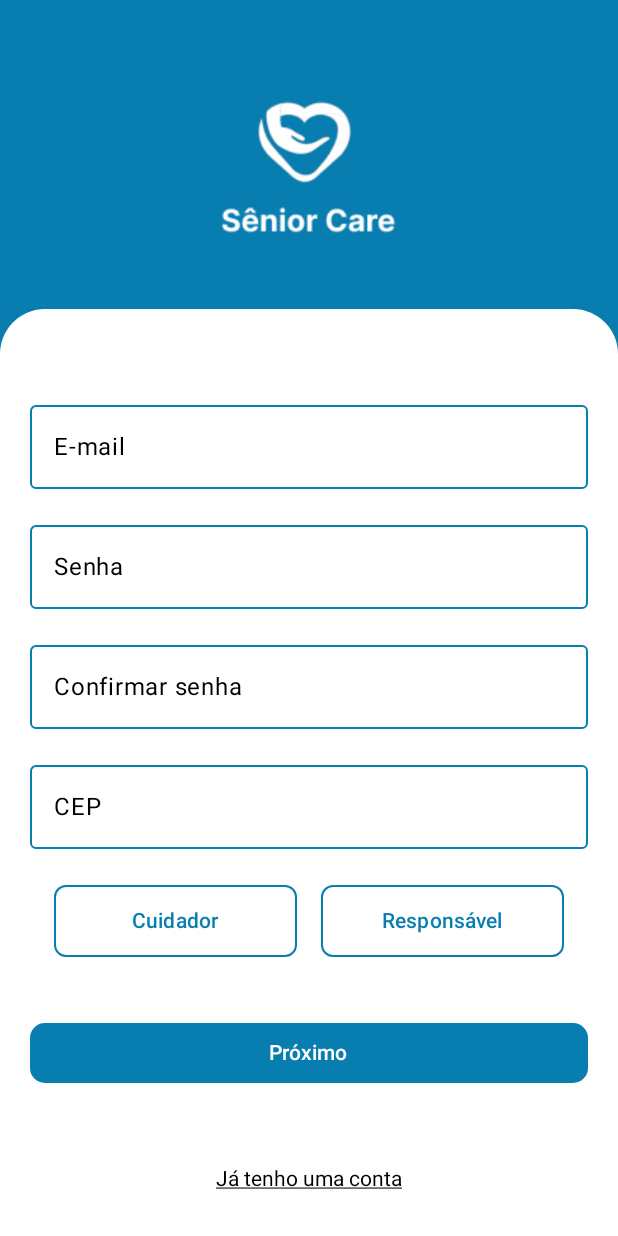
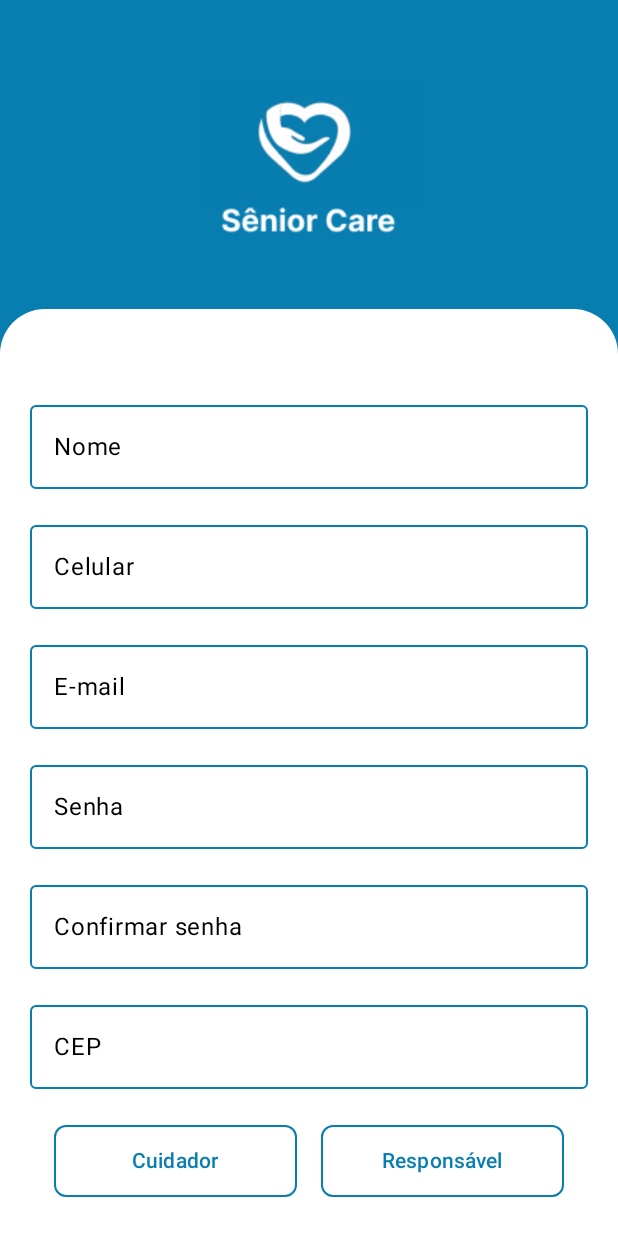
Before and after one commit to SeniorCareSP/app-seniorCare-kotlin, an Android app built with Jetpack Compose: the Cadastro1 screen opened directly, with no data from a screen before it, on a phone screen of 412 x 824 dp. Run offline under Robolectric (Android 15) with nearby library versions, the phone set to English and light mode, and no system bars.

Commit message:
Ajuste 1 das telas de cdastro e do arquivo strings.xml

```diff
--- a/App/src/main/java/com/example/mobileseniorcare/telas/cadastro/Cadastro1.kt
+++ b/App/src/main/java/com/example/mobileseniorcare/telas/cadastro/Cadastro1.kt
@@ -36,6 +36,7 @@ import androidx.compose.ui.Alignment
 import androidx.compose.ui.Modifier
 import androidx.compose.ui.graphics.Color
 import androidx.compose.ui.res.painterResource
+import androidx.compose.ui.res.stringResource
 import androidx.compose.ui.text.TextStyle
 import androidx.compose.ui.text.input.PasswordVisualTransformation
 import androidx.compose.ui.text.style.TextAlign
@@ -64,143 +65,166 @@ class Cadastro1 : ComponentActivity() {
         }
     }
 }
+
 @Composable
 fun Greeting2(name: String, modifier: Modifier = Modifier, activity: ComponentActivity) {
-    var email by remember { mutableStateOf("") } // Estado separado para o campo de e-mail
-    var senha by remember { mutableStateOf("") } // Estado separado para o campo de senha
-    var confirmarSenha by remember { mutableStateOf("") } // Estado separado para confirmar senha
-    var cep by remember { mutableStateOf("") } // Estado separado para o campo de CEP
-    var selectedOption by remember { mutableStateOf("") } // Estado para controle de seleção
+    var email by remember { mutableStateOf("") }
+    var senha by remember { mutableStateOf("") }
+    var confirmarSenha by remember { mutableStateOf("") }
+    var cep by remember { mutableStateOf("") }
+    var nome by remember { mutableStateOf("") }
+    var celular by remember { mutableStateOf("") }
+    var selectedOption by remember { mutableStateOf("") }
+
     val labelColor = Color(0xFF000000)
     val borderColor = Color(0xFF077DB0)
     val buttonBackgroundColor = Color(0xFF077DB0)
     val buttonTextColor = Color.White
-    val buttonWhiteTextColor = Color(0xFF077DB0)
-    val buttonWhiteBackgroundColor = Color.White
-    val textColor = Color.Black // Cor do texto dos campos de entrada
+    val textColor = Color.Black
 
     var emailError by remember { mutableStateOf(false) }
     var senhaError by remember { mutableStateOf(false) }
     var confirmarSenhaError by remember { mutableStateOf(false) }
     var cepError by remember { mutableStateOf(false) }
+    var nomeError by remember { mutableStateOf(false) }
+    var celularError by remember { mutableStateOf(false) }
     var selectedOptionError by remember { mutableStateOf(false) }
-
-
-
 
     Box(
         modifier = modifier
             .fillMaxSize()
-            .background(color = Color(0xFF077DB0)) // Fundo azul
+            .background(color = Color(0xFF077DB0))
     ) {
-
-        // Parte superior azul com logo e texto
         Column(
             modifier = Modifier
                 .fillMaxWidth()
-                .fillMaxHeight(0.35f), // 35% para a área azul
+                .fillMaxHeight(0.35f),
             horizontalAlignment = Alignment.CenterHorizontally,
-            verticalArrangement = Arrangement.Top // Logo mais pra cima
+            verticalArrangement = Arrangement.Top
         ) {
-            Spacer(modifier = Modifier.height(32.dp)) // Espaço para mover a logo mais para cima
+            Spacer(modifier = Modifier.height(32.dp))
             Image(
-                painter = painterResource(id = R.drawable.logo_mobile), // Substitua pelo seu recurso de imagem
+                painter = painterResource(id = R.drawable.logo_mobile),
                 contentDescription = "Logo do Mobile Senior Care",
-                modifier = Modifier.size(150.dp), // Ajuste do tamanho da imagem
+                modifier = Modifier.size(150.dp),
             )
         }
 
-        // Parte inferior branca com campos de login e botões
         Column(
             modifier = Modifier
                 .fillMaxWidth()
-                .fillMaxHeight(0.75f) // A parte branca ocupará 75% da tela
+                .fillMaxHeight(0.75f)
                 .background(
                     color = Color.White,
-                    shape = androidx.compose.foundation.shape.RoundedCornerShape(
-                        topEnd = 30.dp,
-                        topStart = 30.dp
-                    )
+                    shape = RoundedCornerShape(topEnd = 30.dp, topStart = 30.dp)
                 )
                 .align(Alignment.BottomCenter)
                 .padding(20.dp),
             horizontalAlignment = Alignment.CenterHorizontally,
-            verticalArrangement = Arrangement.Top // Conteúdo mais para baixo
+            verticalArrangement = Arrangement.Top
         ) {
             Spacer(modifier = Modifier.height(36.dp))
             OutlinedTextField(
-                label = { Text("E-mail", color = labelColor) },  // Cor personalizada do label
-                value = email,
-                onValueChange = { email = it;  emailError = email.isEmpty() },
+                label = { Text(stringResource(R.string.label_nome), color = labelColor) },
+                value = nome,
+                onValueChange = { nome = it; nomeError = nome.isEmpty() },
                 modifier = Modifier.fillMaxWidth(),
                 colors = OutlinedTextFieldDefaults.colors(
                     focusedBorderColor = borderColor,
                     unfocusedBorderColor = borderColor,
-                    focusedTextColor = textColor, // Cor do texto quando o campo está focado
-                    unfocusedTextColor = textColor  // Cor do texto quando o campo não está focado
+                    focusedTextColor = textColor,
+                    unfocusedTextColor = textColor
+                )
+            )
+            if (nomeError) {
+                Text(stringResource(R.string.error_nome), color = Color.Red, style = TextStyle(fontSize = 12.sp))
+            }
+            Spacer(modifier = Modifier.height(16.dp))
+            OutlinedTextField(
+                label = { Text(stringResource(R.string.label_celular), color = labelColor) },
+                value = celular,
+                onValueChange = { celular = it; celularError = celular.isEmpty() },
+                modifier = Modifier.fillMaxWidth(),
+                colors = OutlinedTextFieldDefaults.colors(
+                    focusedBorderColor = borderColor,
+                    unfocusedBorderColor = borderColor,
+                    focusedTextColor = textColor,
+                    unfocusedTextColor = textColor
+                )
+            )
+            if (celularError) {
+                Text(stringResource(R.string.error_celular), color = Color.Red, style = TextStyle(fontSize = 12.sp))
+            }
+            Spacer(modifier = Modifier.height(16.dp))
+            OutlinedTextField(
+                label = { Text(stringResource(R.string.label_email), color = labelColor) },
+                value = email,
+                onValueChange = { email = it; emailError = email.isEmpty() },
+                modifier = Modifier.fillMaxWidth(),
+                colors = OutlinedTextFieldDefaults.colors(
+                    focusedBorderColor = borderColor,
+                    unfocusedBorderColor = borderColor,
+                    focusedTextColor = textColor,
+                    unfocusedTextColor = textColor
                 )
             )
             if (emailError) {
-                Text("Preencha o campo de e-mail", color = Color.Red, style = TextStyle(fontSize = 12.sp))
+                Text(stringResource(R.string.error_email), color = Color.Red, style = TextStyle(fontSize = 12.sp))
             }
-            Spacer(modifier = Modifier.height(16.dp)) // Espaço entre os inputs
+            Spacer(modifier = Modifier.height(16.dp))
             OutlinedTextField(
-                label = { Text("Senha", color = labelColor) },  // Cor personalizada do label
+                label = { Text(stringResource(R.string.label_senha), color = labelColor) },
                 value = senha,
-                onValueChange = { senha = it ; senhaError = senha.isEmpty() },
-                modifier = Modifier
-                    .fillMaxWidth(),
-                visualTransformation = PasswordVisualTransformation(),  // Esconde a senha
+                onValueChange = { senha = it; senhaError = senha.isEmpty() },
+                modifier = Modifier.fillMaxWidth(),
+                visualTransformation = PasswordVisualTransformation(),
                 colors = OutlinedTextFieldDefaults.colors(
                     focusedBorderColor = borderColor,
                     unfocusedBorderColor = borderColor,
-                    focusedTextColor = textColor, // Cor do texto quando o campo está focado
-                    unfocusedTextColor = textColor  // Cor do texto quando o campo não está focado
+                    focusedTextColor = textColor,
+                    unfocusedTextColor = textColor
                 )
             )
             if (senhaError) {
-                Text("Preencha o campo de senha", color = Color.Red, style = TextStyle(fontSize = 12.sp))
+                Text(stringResource(R.string.error_senha), color = Color.Red, style = TextStyle(fontSize = 12.sp))
             }
-            Spacer(modifier = Modifier.height(16.dp)) // Espaço entre os inputs
+            Spacer(modifier = Modifier.height(16.dp))
             OutlinedTextField(
-                label = { Text("Confirmar senha", color = labelColor) },  // Cor personalizada do label
+                label = { Text(stringResource(R.string.label_confirmar_senha), color = labelColor) },
                 value = confirmarSenha,
-                onValueChange = { confirmarSenha = it;  confirmarSenhaError = confirmarSenha.isEmpty() },
-                modifier = Modifier
-                    .fillMaxWidth(),
-                visualTransformation = PasswordVisualTransformation(),  // Esconde a senha
+                onValueChange = { confirmarSenha = it; confirmarSenhaError = confirmarSenha.isEmpty() },
+                modifier = Modifier.fillMaxWidth(),
+                visualTransformation = PasswordVisualTransformation(),
                 colors = OutlinedTextFieldDefaults.colors(
                     focusedBorderColor = borderColor,
                     unfocusedBorderColor = borderColor,
-                    focusedTextColor = textColor, // Cor do texto quando o campo está focado
-                    unfocusedTextColor = textColor  // Cor do texto quando o campo não está focado
+                    focusedTextColor = textColor,
+                    unfocusedTextColor = textColor
                 )
             )
             if (confirmarSenhaError) {
-                Text("Preencha o campo de confirmação de senha", color = Color.Red, style = TextStyle(fontSize = 12.sp))
-            }else if( senha != confirmarSenha){
-                Text("As senhas precisam ser iguais!", color = Color.Red, style = TextStyle(fontSize = 12.sp))
+                Text(stringResource(R.string.error_confirmar_senha), color = Color.Red, style = TextStyle(fontSize = 12.sp))
+            } else if (senha != confirmarSenha) {
+                Text(stringResource(R.string.error_senha_diferente), color = Color.Red, style = TextStyle(fontSize = 12.sp))
             }
-            Spacer(modifier = Modifier.height(16.dp)) // Espaço entre os inputs
+            Spacer(modifier = Modifier.height(16.dp))
             OutlinedTextField(
-                label = { Text("CEP", color = labelColor) },  // Cor personalizada do label
+                label = { Text(stringResource(R.string.label_cep), color = labelColor) },
                 value = cep,
-                onValueChange = { cep = it ;  cepError = cep.isEmpty() },
-                modifier = Modifier
-                    .fillMaxWidth(),
+                onValueChange = { cep = it; cepError = cep.isEmpty() },
+                modifier = Modifier.fillMaxWidth(),
                 colors = OutlinedTextFieldDefaults.colors(
                     focusedBorderColor = borderColor,
                     unfocusedBorderColor = borderColor,
-                    focusedTextColor = textColor, // Cor do texto quando o campo está focado
-                    unfocusedTextColor = textColor  // Cor do texto quando o campo não está focado
+                    focusedTextColor = textColor,
+                    unfocusedTextColor = textColor
                 )
             )
             if (cepError) {
-                Text("Preencha o campo de CEP", color = Color.Red, style = TextStyle(fontSize = 12.sp))
+                Text(stringResource(R.string.error_cep), color = Color.Red, style = TextStyle(fontSize = 12.sp))
             }
-            Spacer(modifier = Modifier.height(24.dp)) // Espaço entre o último input e os botões de seleção
+            Spacer(modifier = Modifier.height(24.dp))
 
-            // Linha com botões "Cuidador" e "Responsável"
             Row(
                 modifier = Modifier
                     .fillMaxWidth()
@@ -208,86 +232,85 @@ fun Greeting2(name: String, modifier: Modifier = Modifier, activity: ComponentAc
                 horizontalArrangement = Arrangement.SpaceBetween
             ) {
                 Button(
-                    onClick = { selectedOption = "Cuidador";  selectedOptionError = false },
+                    onClick = { selectedOption = "Cuidador"; selectedOptionError = false },
                     modifier = Modifier
                         .weight(1f)
                         .border(
                             width = 1.dp,
                             color = if (selectedOption == "Cuidador") Color.White else borderColor,
-                            shape = androidx.compose.foundation.shape.RoundedCornerShape(8.dp)
-
+                            shape = RoundedCornerShape(8.dp)
                         ),
                     colors = androidx.compose.material3.ButtonDefaults.buttonColors(
-                        containerColor = if (selectedOption == "Cuidador") buttonBackgroundColor else buttonWhiteBackgroundColor,
-                        contentColor = if (selectedOption == "Cuidador") buttonTextColor else buttonWhiteTextColor
+                        containerColor = if (selectedOption == "Cuidador") buttonBackgroundColor else Color.White,
+                        contentColor = if (selectedOption == "Cuidador") buttonTextColor else buttonBackgroundColor
                     )
                 ) {
                     Text("Cuidador")
                 }
                 Spacer(modifier = Modifier.width(16.dp))
                 Button(
-                    onClick = { selectedOption = "Responsável" ; selectedOptionError = false},
+                    onClick = { selectedOption = "Responsável"; selectedOptionError = false },
                     modifier = Modifier
                         .weight(1f)
                         .border(
                             width = 1.dp,
                             color = if (selectedOption == "Responsável") Color.White else borderColor,
-                            shape = androidx.compose.foundation.shape.RoundedCornerShape(8.dp)
+                            shape = RoundedCornerShape(8.dp)
                         ),
                     colors = androidx.compose.material3.ButtonDefaults.buttonColors(
-                        containerColor = if (selectedOption == "Responsável") buttonBackgroundColor else buttonWhiteBackgroundColor,
-                        contentColor = if (selectedOption == "Responsável") buttonTextColor else buttonWhiteTextColor
+                        containerColor = if (selectedOption == "Responsável") buttonBackgroundColor else Color.White,
+                        contentColor = if (selectedOption == "Responsável") buttonTextColor else buttonBackgroundColor
                     )
                 ) {
                     Text("Responsável")
                 }
             }
             if (selectedOptionError) {
-                Text("Selecione uma opção", color = Color.Red, style = TextStyle(fontSize = 12.sp))
+                Text(stringResource(R.string.error_opcao), color = Color.Red, style = TextStyle(fontSize = 12.sp))
             }
-            Spacer(modifier = Modifier.height(40.dp)) // Espaço entre os botões de seleção e o botão "Próximo"
+            Spacer(modifier = Modifier.height(40.dp))
             Button(
                 onClick = {
                     emailError = email.isEmpty()
                     senhaError = senha.isEmpty()
                     confirmarSenhaError = confirmarSenha.isEmpty()
                     cepError = cep.isEmpty()
+                    nomeError = nome.isEmpty()
+                    celularError = celular.isEmpty()
                     selectedOptionError = selectedOption.isEmpty()
 
-                    if (!emailError && !senhaError && !confirmarSenhaError && !cepError && !selectedOptionError) {
+                    if (!emailError && !senhaError && !confirmarSenhaError && !cepError && !nomeError && !celularError && !selectedOptionError) {
                         activity.startActivity(Intent(activity, Cadastro2::class.java))
                     }
                 },
-                modifier = Modifier
-                    .fillMaxWidth(),
+                modifier = Modifier.fillMaxWidth(),
                 shape = RoundedCornerShape(10.dp),
                 colors = androidx.compose.material3.ButtonDefaults.buttonColors(
                     containerColor = buttonBackgroundColor,
                     contentColor = buttonTextColor
                 )
             ) {
-                Text("Próximo")
+                Text(stringResource(R.string.botao_proximo_cadastro1))
             }
-           // Texto "Já tenho uma conta" clicável e sublinhado
+
             Spacer(modifier = Modifier.height(36.dp))
             Text(
-                text = "Já tenho uma conta",
+                text = stringResource(R.string.texto_jah_tem_conta),
                 modifier = Modifier
                     .clickable { /* Ação para entrar na conta */ }
                     .padding(top = 16.dp),
                 color = labelColor,
                 textAlign = TextAlign.Center,
-                style = TextStyle(textDecoration = TextDecoration.Underline) // Texto sublinhado
+                style = TextStyle(textDecoration = TextDecoration.Underline)
             )
         }
     }
 }
 
-
 @Preview(showBackground = true)
 @Composable
 fun GreetingPreview2() {
     MobileSeniorCareTheme {
-        Greeting2("Android",  activity = ComponentActivity())
+        Greeting2("Android", activity = ComponentActivity())
     }
 }
--- a/App/src/main/res/values/strings.xml
+++ b/App/src/main/res/values/strings.xml
@@ -5,17 +5,78 @@
     <string name="title_activity_cadastro2">Cadastro2</string>
     <string name="title_activity_cadastro3">Cadastro3</string>
     <string name="title_activity_cadastro4">Cadastro4</string>
-
     <string name="slogan">MobileSeniorCare</string>
     <string name="header_text">Sênior Care</string>
     <string name="slogan_inicial">Conectando corações, cuidando de quem você ama.</string>
     <string name="title_activity_listagem_de_conversa">ListagemDeConversa</string>
     <string name="title_activity_conversa">Conversa</string>
-    <string name="title_activity_cadastro5">Cadastro5</string>
+    <string name="title_activity_cadastro">Cadastro5</string>
     <string name="title_activity_cadastro6">Cadastro6</string>
     <string name="title_activity_edicao_perfil">EdicaoPerfil</string>
     <string name="title_activity_listagem_responsavel">ListagemResponsavel</string>
-    <string name="title_activity_listagem_cuidador">LIstagemCuidador</string>
+    <string name="title_activity_listagem_cuidador">ListagemCuidador</string>
     <string name="title_activity_main2">MainActivity2</string>
 
+    <!--Strings tela Cadastro 1-->
+    <string name="label_nome">Nome</string>
+    <string name="label_celular">Celular</string>
+    <string name="label_email">E-mail</string>
+    <string name="label_senha">Senha</string>
+    <string name="label_confirmar_senha">Confirmar senha</string>
+    <string name="label_cep">CEP</string>
+    <string name="error_nome">Preencha o campo de nome</string>
+    <string name="error_celular">Preencha o campo de celular</string>
+    <string name="error_email">Preencha o campo de e-mail</string>
+    <string name="error_senha">Preencha o campo de senha</string>
+    <string name="error_confirmar_senha">Preencha o campo de confirmação de senha</string>
+    <string name="error_senha_diferente">As senhas precisam ser iguais!</string>
+    <string name="error_cep">Preencha o campo de CEP</string>
+    <string name="error_opcao">Selecione uma opção</string>
+    <string name="botao_proximo_cadastro1">Próximo</string>
+    <string name="texto_jah_tem_conta">Já tenho uma conta</string>
+
+    <!--Strings tela Cadastro 2-->
+    <string name="label_logradouro">Logradouro</string>
+    <string name="error_logradouro">Preencha o campo do logradouro</string>
+    <string name="label_numero">Número</string>
+    <string name="error_numero">Preencha o campo do número</string>
+    <string name="label_complemento">Complemento</string>
+    <string name="label_cidade">Cidade - UF</string>
+    <string name="error_cidade">Preencha o campo de cidade</string>
+    <string name="label_bairro">Bairro</string>
+    <string name="error_bairro">Preencha o campo de bairro</string>
+    <string name="botao_proximo_cadastro2">Próximo</string>
+    <string name="botao_voltar_cadastro2">Voltar</string>
+
+    <!--Strings tela Cadastro 3-->
+    <string name="label_data_nascimento">Data de Nascimento</string>
+    <string name="error_data_nascimento">Preencha o campo de data de nascimento</string>
+    <string name="label_idioma">Idioma</string>
+    <string name="error_idioma">Preencha o campo de idioma</string>
+    <string name="label_tempo_experiencia">Tempo de experiência</string>
+    <string name="error_tempo_experiencia">Preencha o campo de tempo de experiência</string>
+    <string name="botao_proximo_cadastro3">Próximo</string>
+    <string name="botao_voltar_cadastro3">Voltar</string>
+
+    <!--Strings tela Cadastro 4-->
+    <string name="label_qtd_idosos">Quantos idosos pode cuidar ao mesmo tempo?</string>
+    <string name="error_qtd_idosos">Preencha a quantidade de idosos</string>
+    <string name="label_preco_hora">Preço por hora</string>
+    <string name="error_preco_hora">Preencha o campo de preço por hora</string>
+    <string name="label_ajuda">Posso ajudar com:</string>
+    <string name="botao_proximo_cadastro4">Próximo</string>
+    <string name="botao_voltar_cadastro4">Voltar</string>
+
+    <!--Strings tela Cadastro 5-->
+    <string name="title_activity_cadastro5">Cadastro 5 - Apresente-se</string>
+    <string name="botao_proximo_cadastro5">Próximo</string>
+    <string name="botao_voltar_cadastro5">Voltar</string>
+    <string name="label_apresente_se">Apresente-se</string>
+    <string name="label_voce_possui">Você possui:</string>
+    <string name="label_cnh">CNH</string>
+    <string name="label_diploma_enfermagem">Diploma de Enfermagem</string>
+    <string name="label_certificado_primeiros_socorros">Certificado de Primeiros Socorros</string>
+    <string name="label_cuidador">Certificado de Cuidador Geriátrico</string>
+
+
 </resources>
```
Also changed, not shown: App/src/main/java/com/example/mobileseniorcare/telas/cadastro/Cadastro2.kt (+25 -25 lines), App/src/main/java/com/example/mobileseniorcare/telas/cadastro/Cadastro3.kt (+22 -44 lines), App/src/main/java/com/example/mobileseniorcare/telas/cadastro/Cadastro4.kt (+20 -23 lines), App/src/main/java/com/example/mobileseniorcare/telas/cadastro/Cadastro5.kt (+41 -124 lines), 350 other files.
